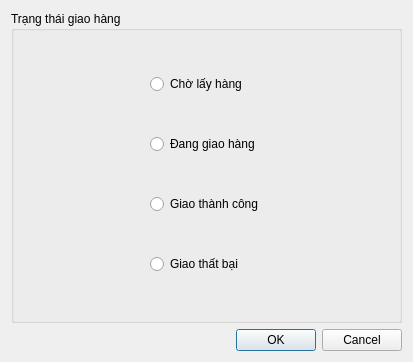
Qt form ui/shipment_status.ui (thinh-doan/sales-and-warehouse-management-system) before a commit.
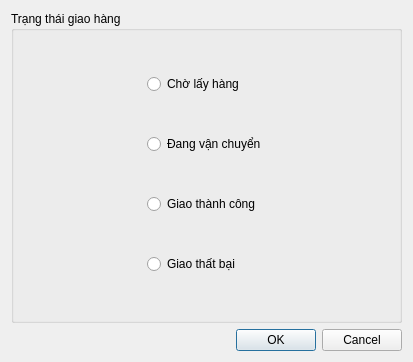
The same form after that commit.

The edit to the form file:
```diff
--- a/ui/shipment_status.ui
+++ b/ui/shipment_status.ui
@@ -45,7 +45,7 @@
         <item>
          <widget class="QRadioButton" name="rbDangGiaoHang">
           <property name="text">
-           <string>Đang giao hàng</string>
+           <string>Đang vận chuyển</string>
           </property>
          </widget>
         </item>
```
